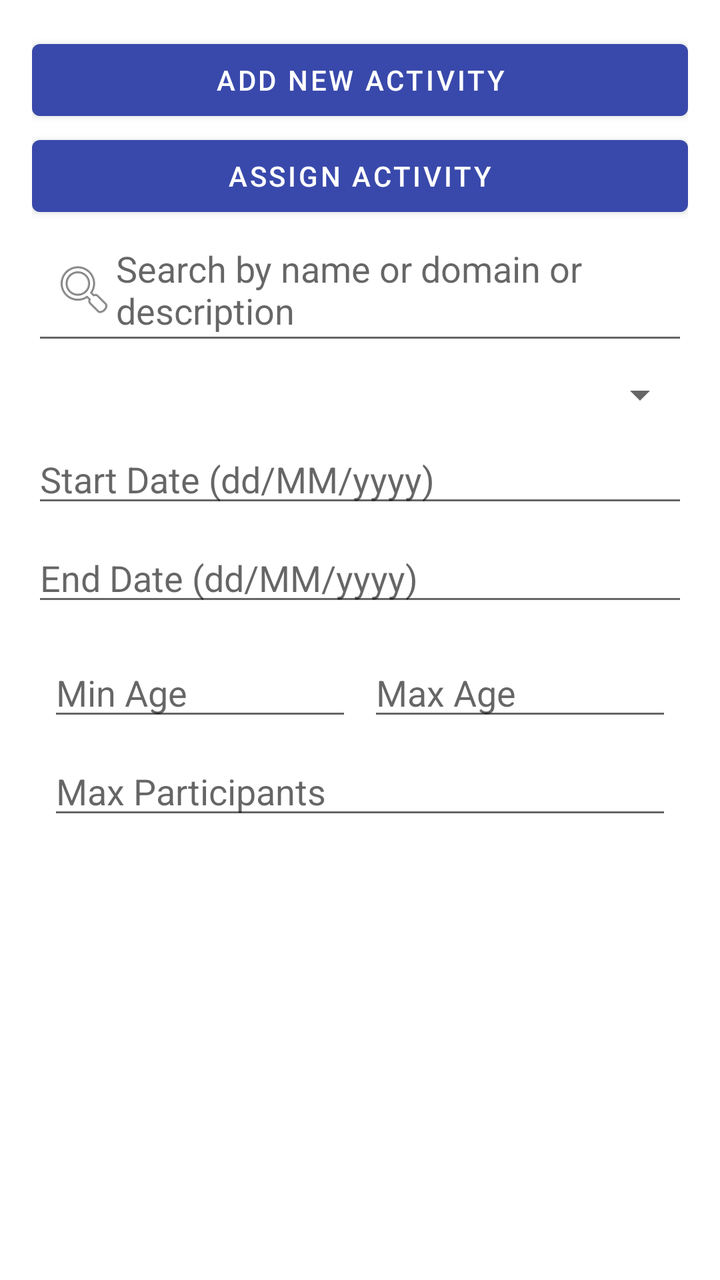
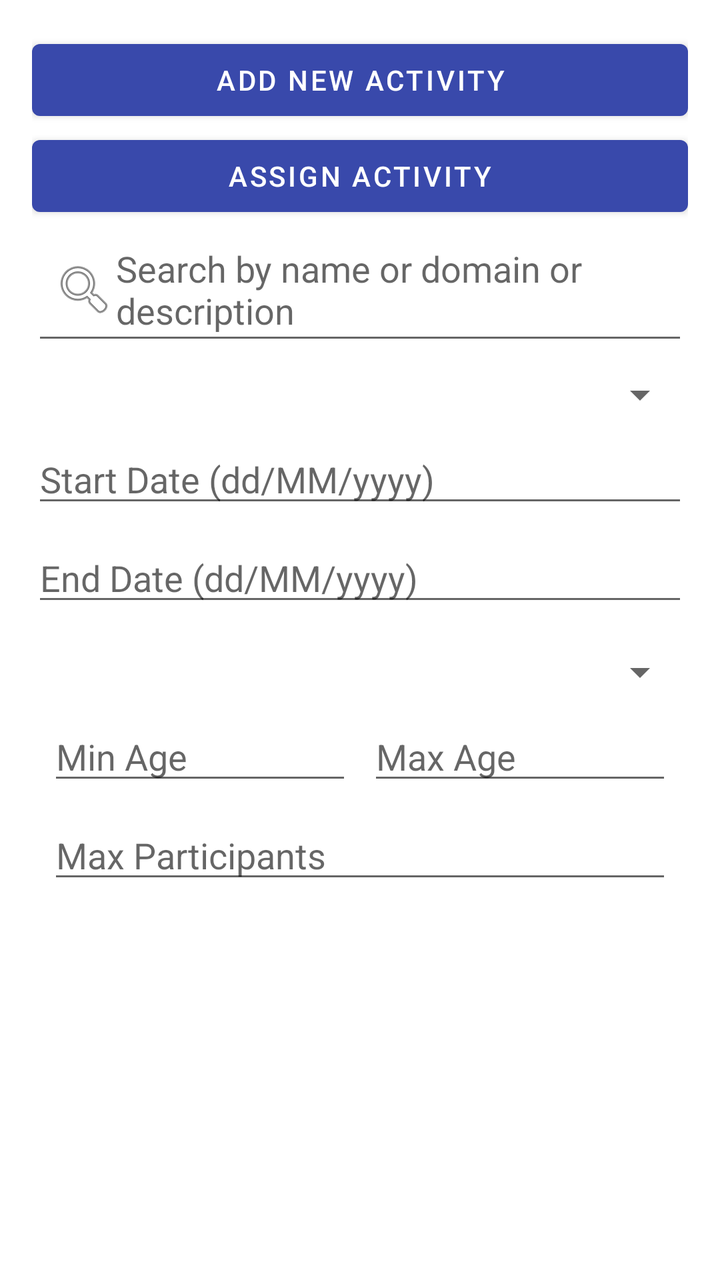

An Android layout rendered at two revisions. The XML below is the earlier revision; the diff shows what the commit changed to produce the second picture.
<!-- AndroidManifest.xml: application theme Theme.YouthSphere -->
<!-- res/layout/fragment_manage_activities.xml -->
<LinearLayout xmlns:android="http://schemas.android.com/apk/res/android"
    android:id="@+id/activityContainer"
    android:layout_width="match_parent"
    android:layout_height="match_parent"
    android:orientation="vertical"
    android:padding="16dp">

    <Button
        android:id="@+id/btnAddActivity"
        android:layout_width="match_parent"
        android:layout_height="wrap_content"
        android:text="@string/add_activity" />
    <Button
        android:id="@+id/btnAssignActivity"
        android:layout_width="match_parent"
        android:layout_height="wrap_content"
        android:text="@string/assign_activity" />

    <EditText
        android:id="@+id/etSearch"
        android:layout_width="match_parent"
        android:layout_height="wrap_content"
        android:hint="Search by name or domain or description"
        android:drawableLeft="@android:drawable/ic_menu_search"
        android:padding="10dp"
        android:layout_marginBottom="8dp"
        />

    <Spinner
        android:id="@+id/spinnerInstructorFilter"
        android:layout_width="match_parent"
        android:layout_height="wrap_content"
        android:layout_marginBottom="8dp"
        />

    <EditText
        android:id="@+id/etStartDate"
        android:layout_width="match_parent"
        android:layout_height="wrap_content"
        android:hint="Start Date (dd/MM/yyyy)"
        android:focusable="false"
        android:clickable="true"
        android:inputType="none"

        android:layout_marginBottom="8dp" />

    <EditText
        android:id="@+id/etEndDate"
        android:layout_width="match_parent"
        android:layout_height="wrap_content"
        android:hint="End Date (dd/MM/yyyy)"
        android:focusable="false"
        android:clickable="true"
        android:inputType="none"

        android:layout_marginBottom="8dp" />


    <LinearLayout
        android:layout_width="match_parent"
        android:layout_height="wrap_content"
        android:orientation="horizontal"
        android:padding="8dp">

        <EditText
            android:id="@+id/etMinAge"
            android:layout_width="0dp"
            android:layout_weight="1"
            android:layout_height="wrap_content"
            android:hint="Min Age"
            android:inputType="number" />

        <EditText
            android:id="@+id/etMaxAge"
            android:layout_width="0dp"
            android:layout_weight="1"
            android:layout_height="wrap_content"
            android:hint="Max Age"
            android:inputType="number"
            android:layout_marginStart="8dp" />
    </LinearLayout>

    <EditText
        android:id="@+id/etMaxParticipants"
        android:layout_width="match_parent"
        android:layout_height="wrap_content"
        android:hint="Max Participants"
        android:inputType="number"
        android:layout_marginHorizontal="8dp" />



    <androidx.recyclerview.widget.RecyclerView
        android:id="@+id/recyclerActivities"
        android:layout_width="match_parent"
        android:layout_height="0dp"
        android:layout_weight="1" />

</LinearLayout>
<!-- resources referenced by this layout -->
<resources>
  <string name="add_activity">Add New Activity</string>
  <string name="assign_activity">Assign Activity</string>
  <style name="Theme.YouthSphere" parent="Theme.MaterialComponents.DayNight.NoActionBar">
          
          <item name="colorPrimary">@color/indigo_600</item>
          <item name="colorPrimaryVariant">@color/indigo_800</item>
          <item name="colorOnPrimary">@color/white</item>
  
          
          <item name="colorSecondary">@color/amber_400</item>
          <item name="colorSecondaryVariant">@color/amber_600</item>
          <item name="colorOnSecondary">@color/black</item>
  
          
          <item name="android:windowBackground">@color/white</item>
          <item name="colorSurface">@color/white</item>
          <item name="colorOnBackground">@color/black</item>
          <item name="colorOnSurface">@color/black</item>
  
          
          <item name="android:statusBarColor">@color/indigo_800</item>
  
          
          <item name="actionBarTheme">@style/ThemeOverlay.MaterialComponents.Dark.ActionBar</item>
          <item name="actionBarPopupTheme">@style/ThemeOverlay.MaterialComponents.Light</item>
  
          
          <item name="popupMenuStyle">@style/PopupMenu.MaterialComponents</item>
      </style>
  <color name="indigo_600">#3949AB</color>
  <color name="indigo_800">#283593</color>
  <color name="white">#FFFFFF</color>
  <color name="amber_400">#FFCA28</color>
  <color name="amber_600">#FFB300</color>
  <color name="black">#000000</color>
  <style name="ThemeOverlay.MaterialComponents.Dark.ActionBar">
          <item name="android:textColorPrimary">@color/white</item>
          <item name="colorControlNormal">@color/white</item>
          <item name="android:textColorSecondary">@color/white</item>
      </style>
  <style name="ThemeOverlay.MaterialComponents.Light">
          <item name="android:textColorPrimary">@color/black</item>
          <item name="android:background">@color/white</item>
      </style>
  <style name="PopupMenu.MaterialComponents" parent="@style/Widget.MaterialComponents.PopupMenu">
          <item name="android:textColor">?attr/colorOnSurface</item>
          <item name="android:background">?attr/colorSurface</item>
          <item name="android:dropDownVerticalOffset">4dp</item>
      </style>
</resources>

<!-- the commit's change to res/layout/fragment_manage_activities.xml (unified diff, before → after) -->
@@ -55,6 +55,12 @@
 
         android:layout_marginBottom="8dp" />
 
+    <Spinner
+        android:id="@+id/spinnerDayFilter"
+        android:layout_width="match_parent"
+        android:layout_height="wrap_content"
+        android:layout_marginTop="8dp"/>
+
 
     <LinearLayout
         android:layout_width="match_parent"
